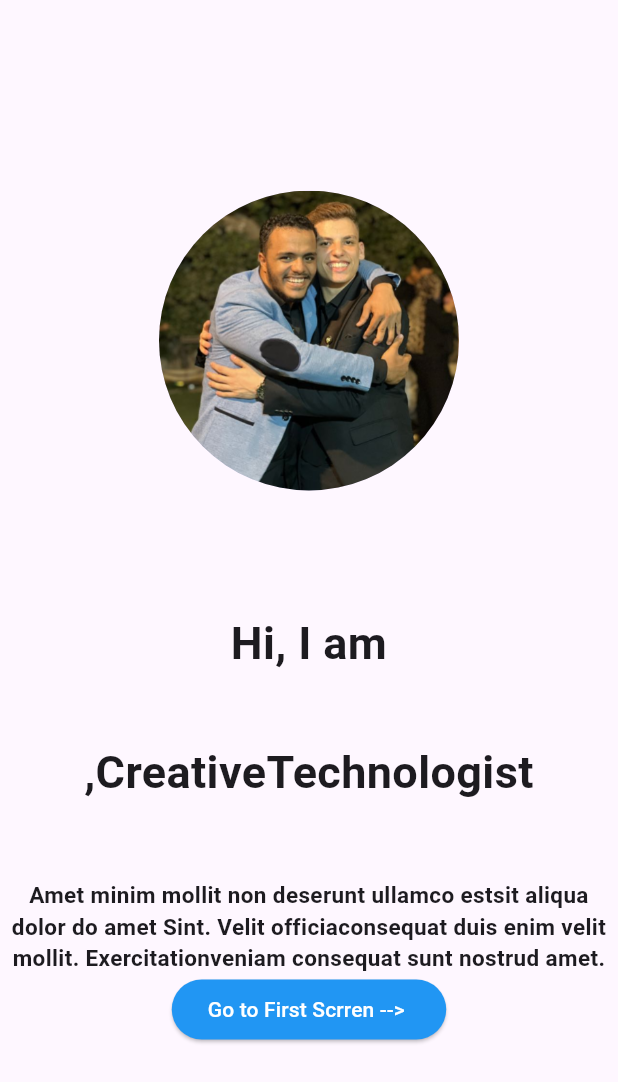
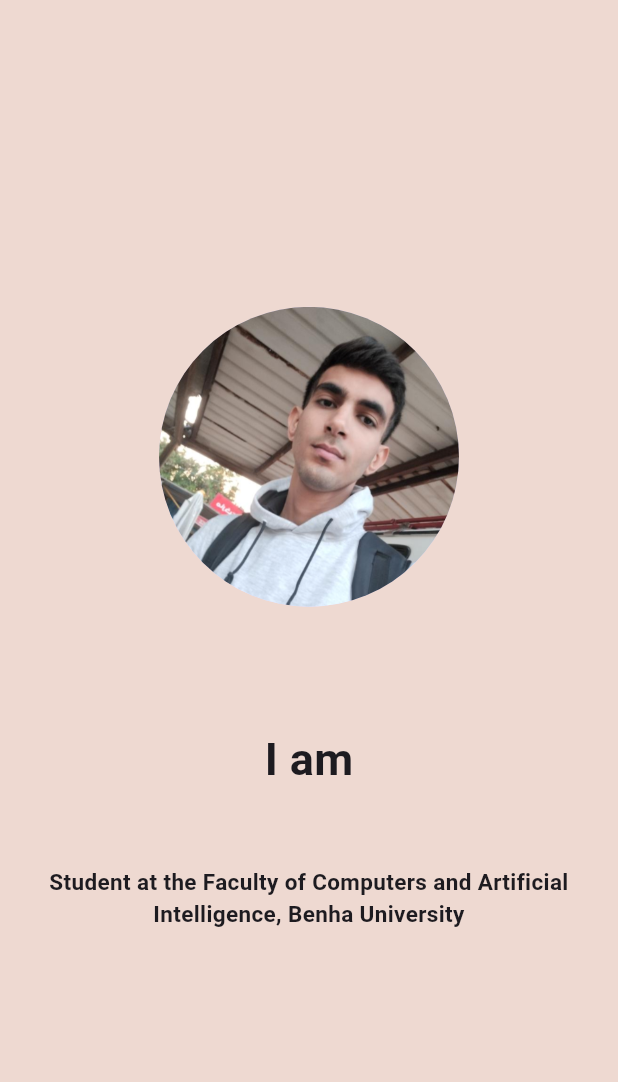
Before and after one commit to Eslamemad123/taskf_lutter, a Flutter app: the NewScreen screen opened directly with empty values, on a phone screen of 412 x 824 dp. Shown: the top 1082 px of the screen. Run offline on Flutter 3.47's test engine with Material 3 defaults, Android fonts, the phone set to English and light mode, and no system bars.

Commit message:
Ahmed Risk

```diff
--- a/lib/new_screen.dart
+++ b/lib/new_screen.dart
@@ -7,6 +7,8 @@ class NewScreen extends StatelessWidget {
   @override
   Widget build(BuildContext context) {
     return Scaffold(
+      backgroundColor: const Color.fromARGB(255, 238, 217, 209),
+
       body: Center(
         child: Column(
           mainAxisAlignment: MainAxisAlignment.center,
@@ -17,37 +19,33 @@ class NewScreen extends StatelessWidget {
               backgroundImage: AssetImage('assets/image/image.png'),
             ),
             SizedBox(height: 80),
-            Text(
-              textAlign: TextAlign.center,
-              'Hi, I am\n ${name}\n,CreativeTechnologist',
-              style: TextStyle(fontSize: 30, fontWeight: FontWeight.bold),
+            Row(
+              mainAxisAlignment: MainAxisAlignment.center,
+              children: [
+                Text(
+                  textAlign: TextAlign.center,
+                  ' I am',
+                  style: TextStyle(fontSize: 30, fontWeight: FontWeight.bold),
+                ),
+                Text(
+                  textAlign: TextAlign.center,
+                  ' ${name}',
+                  style: TextStyle(
+                    fontSize: 30,
+                    fontWeight: FontWeight.bold,
+                    color: Colors.brown,
+                  ),
+                ),
+              ],
             ),
             SizedBox(height: 50),
 
             Text(
               textAlign: TextAlign.center,
 
-              'Amet minim mollit non deserunt ullamco estsit aliqua dolor do amet Sint. Velit officiaconsequat duis enim velit mollit. Exercitationveniam consequat sunt nostrud amet.',
+              'Student at the Faculty of Computers and Artificial Intelligence, Benha University',
               style: TextStyle(fontSize: 15, fontWeight: FontWeight.bold),
             ),
-            ElevatedButton(
-                style: ElevatedButton.styleFrom(backgroundColor: Colors.blue),
-                onPressed: () {
-
-                    Navigator.pushReplacement(
-                      context,
-                      MaterialPageRoute(
-                        builder: (context) =>
-                            mainscrren(),
-                      ),
-                    );
-
-                },
-                child: Text(
-                  'Go to First Scrren --> ',
-                  style: TextStyle(color: Colors.white),
-                ),
-              ),
           ],
         ),
       ),
```
Also changed, not shown: lib/mainscrren.dart (+14 -7 lines), assets/image/image.png.
